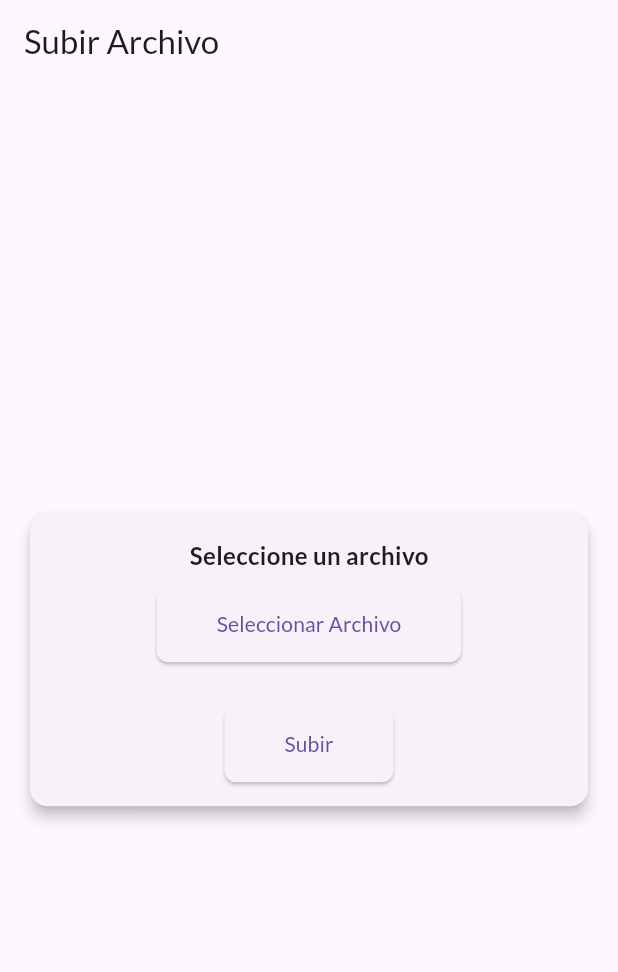
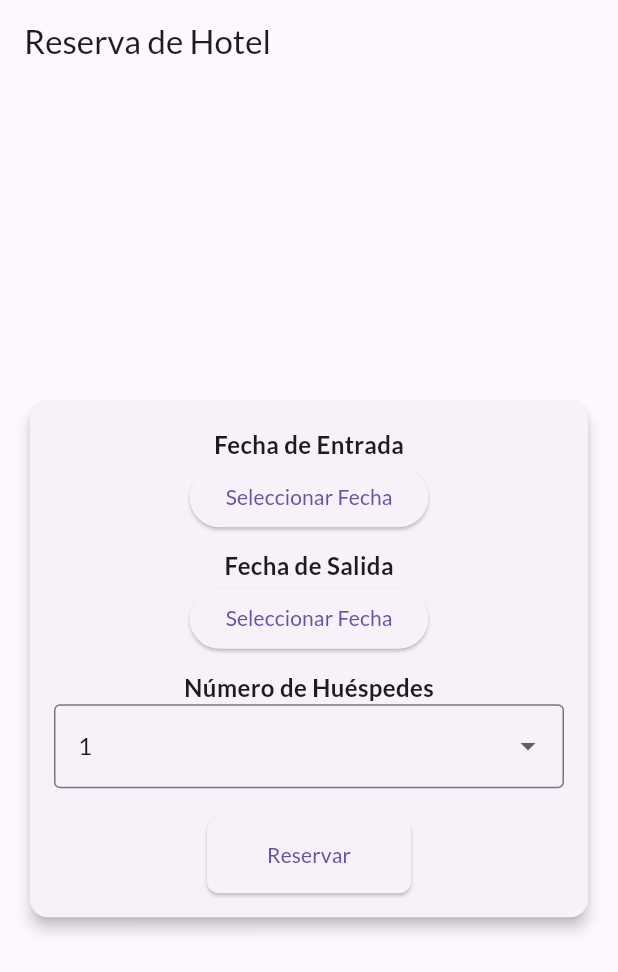
Before and after one commit to Zonoxply29/forms_flutter, a Flutter app: the screen it shows after launch, on a phone screen of 412 x 824 dp. Shown: the top 972 px of the screen. Run offline on Flutter 3.47's test engine with Material 3 defaults, Android fonts, the phone set to English and light mode, and no system bars; our stand-ins replace file_picker, google_fonts.

Commit message:
Agregando el Ejericico de Reserva de Hotel

```diff
--- a/lib/main.dart
+++ b/lib/main.dart
@@ -18,38 +18,56 @@ class MyApp extends StatelessWidget {
         primarySwatch: Colors.blue,
         textTheme: GoogleFonts.latoTextTheme(),
       ),
-      home: FileUploadForm(),
+      home: HotelReservationForm(),
     );
   }
 }
 
-class FileUploadForm extends StatefulWidget {
+class HotelReservationForm extends StatefulWidget {
   @override
-  _FileUploadFormState createState() => _FileUploadFormState();
+  _HotelReservationFormState createState() => _HotelReservationFormState();
 }
 
-class _FileUploadFormState extends State<FileUploadForm> {
+class _HotelReservationFormState extends State<HotelReservationForm> {
   final _formKey = GlobalKey<FormState>();
-  String? _fileName;
+  DateTime? _checkInDate;
+  DateTime? _checkOutDate;
+  int _guests = 1;
 
-  Future<void> _pickFile() async {
-    FilePickerResult? result = await FilePicker.platform.pickFiles();
-    if (result != null) {
+  Future<void> _selectDate(BuildContext context, bool isCheckIn) async {
+    DateTime? pickedDate = await showDatePicker(
+      context: context,
+      initialDate: DateTime.now(),
+      firstDate: DateTime.now(),
+      lastDate: DateTime.now().add(Duration(days: 365)),
+    );
+    if (pickedDate != null) {
       setState(() {
-        _fileName = result.files.single.name;
+        if (isCheckIn) {
+          _checkInDate = pickedDate;
+        } else {
+          _checkOutDate = pickedDate;
+        }
       });
     }
   }
 
   void _submitForm() {
-    if (_fileName != null) {
-      print("Archivo seleccionado: $_fileName");
+    if (_checkInDate != null && _checkOutDate != null) {
+      print(
+          "Fecha de Entrada: ${_checkInDate!.toLocal().toString().split(' ')[0]}");
+      print(
+          "Fecha de Salida: ${_checkOutDate!.toLocal().toString().split(' ')[0]}");
+      print("Número de Huéspedes: $_guests");
+
       ScaffoldMessenger.of(context).showSnackBar(
-        SnackBar(content: Text('Archivo subido con éxito')),
+        SnackBar(content: Text('Reserva realizada con éxito')),
       );
     } else {
       ScaffoldMessenger.of(context).showSnackBar(
-        SnackBar(content: Text('Por favor seleccione un archivo')),
+        SnackBar(
+            content:
+                Text('Por favor seleccione las fechas de entrada y salida')),
       );
     }
   }
@@ -57,7 +75,7 @@ class _FileUploadFormState extends State<FileUploadForm> {
   @override
   Widget build(BuildContext context) {
     return Scaffold(
-      appBar: AppBar(title: Text('Subir Archivo')),
+      appBar: AppBar(title: Text('Reserva de Hotel')),
       body: Center(
         child: SingleChildScrollView(
           child: Padding(
@@ -75,24 +93,51 @@ class _FileUploadFormState extends State<FileUploadForm> {
                     child: Column(
                       mainAxisSize: MainAxisSize.min,
                       children: [
-                        Text('Seleccione un archivo',
+                        Text('Fecha de Entrada',
                             style: TextStyle(
                                 fontSize: 16, fontWeight: FontWeight.bold)),
-                        SizedBox(height: 10),
                         ElevatedButton(
-                          onPressed: _pickFile,
-                          style: ElevatedButton.styleFrom(
-                            padding: EdgeInsets.symmetric(
-                                horizontal: 40, vertical: 15),
-                            shape: RoundedRectangleBorder(
-                                borderRadius: BorderRadius.circular(8)),
-                          ),
-                          child: Text('Seleccionar Archivo'),
+                          onPressed: () => _selectDate(context, true),
+                          child: Text(_checkInDate == null
+                              ? 'Seleccionar Fecha'
+                              : _checkInDate!
+                                  .toLocal()
+                                  .toString()
+                                  .split(' ')[0]),
                         ),
                         SizedBox(height: 10),
-                        _fileName != null
-                            ? Text('Archivo: $_fileName')
-                            : Container(),
+                        Text('Fecha de Salida',
+                            style: TextStyle(
+                                fontSize: 16, fontWeight: FontWeight.bold)),
+                        ElevatedButton(
+                          onPressed: () => _selectDate(context, false),
+                          child: Text(_checkOutDate == null
+                              ? 'Seleccionar Fecha'
+                              : _checkOutDate!
+                                  .toLocal()
+                                  .toString()
+                                  .split(' ')[0]),
+                        ),
+                        SizedBox(height: 10),
+                        Text('Número de Huéspedes',
+                            style: TextStyle(
+                                fontSize: 16, fontWeight: FontWeight.bold)),
+                        DropdownButtonFormField<int>(
+                          value: _guests,
+                          decoration:
+                              InputDecoration(border: OutlineInputBorder()),
+                          items: List.generate(10, (index) => index + 1)
+                              .map((num) => DropdownMenuItem(
+                                    value: num,
+                                    child: Text(num.toString()),
+                                  ))
+                              .toList(),
+                          onChanged: (value) {
+                            setState(() {
+                              _guests = value!;
+                            });
+                          },
+                        ),
                         SizedBox(height: 20),
                         ElevatedButton(
                           onPressed: _submitForm,
@@ -102,7 +147,7 @@ class _FileUploadFormState extends State<FileUploadForm> {
                             shape: RoundedRectangleBorder(
                                 borderRadius: BorderRadius.circular(8)),
                           ),
-                          child: Text('Subir'),
+                          child: Text('Reservar'),
                         ),
                       ],
                     ),
```
